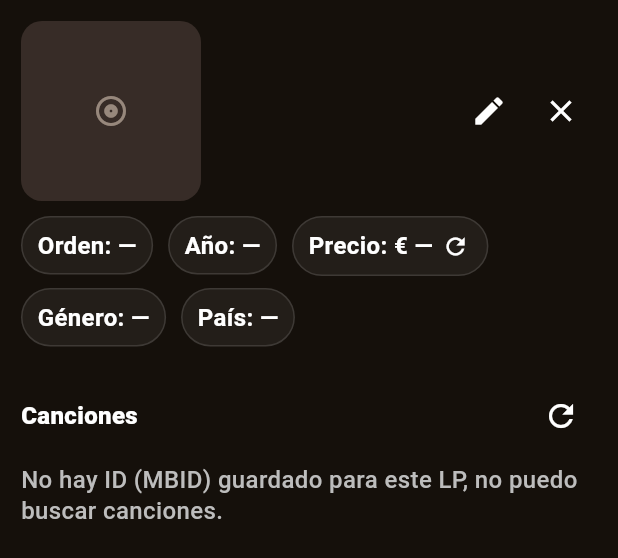
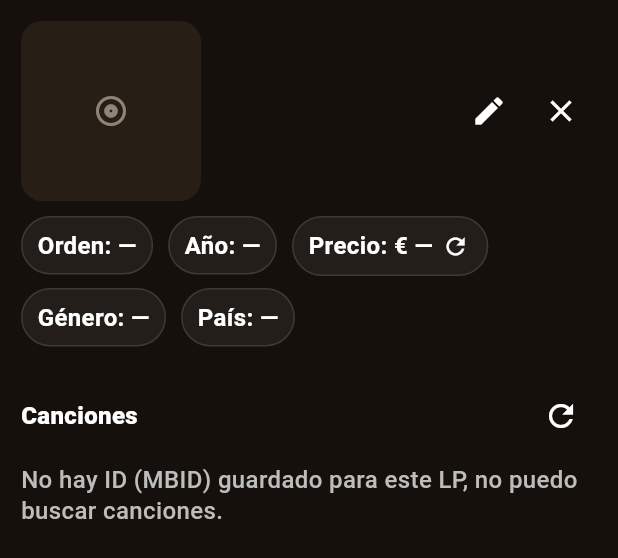
Before and after one commit to gabo543/appvinilos, a Flutter app: the VinylDetailSheet widget shown alone on an empty page, opened directly with empty values, on a phone screen of 412 x 824 dp. Shown: the top 558 px of the screen. Run offline on Flutter 3.47's test engine with Material 3 defaults, Android fonts, the phone set to English and light mode, and no system bars; our stand-ins replace cross_file, file_picker, image_picker, pdf, share_plus, shared_preferences and 1 more; missing offline and left inert: google_mlkit_text_recognition, mobile_scanner, record; accounts and stored records are empty; network calls fail.

Commit message:
Add files via upload

```diff
--- a/lib/ui/vinyl_detail_sheet.dart
+++ b/lib/ui/vinyl_detail_sheet.dart
@@ -404,7 +404,7 @@ class _VinylDetailSheetState extends State<VinylDetailSheet> {
               Container(
                 padding: const EdgeInsets.all(12),
                 decoration: BoxDecoration(
-                  color: dark ? Colors.white.withOpacity(0.06) : Colors.black.withOpacity(0.05),
+                  color: dark ? Colors.white.withValues(alpha: 0.06) : Colors.black.withValues(alpha: 0.05),
                   borderRadius: BorderRadius.circular(14),
                   border: Border.all(color: dark ? Colors.white12 : Colors.black12),
                 ),
@@ -456,7 +456,7 @@ class _VinylDetailSheetState extends State<VinylDetailSheet> {
     return Container(
       padding: const EdgeInsets.symmetric(horizontal: 10, vertical: 8),
       decoration: BoxDecoration(
-        color: dark ? Colors.white.withOpacity(0.06) : Colors.black.withOpacity(0.06),
+        color: dark ? Colors.white.withValues(alpha: 0.06) : Colors.black.withValues(alpha: 0.06),
         borderRadius: BorderRadius.circular(999),
         border: Border.all(color: dark ? Colors.white12 : Colors.black12),
       ),
@@ -474,7 +474,7 @@ class _VinylDetailSheetState extends State<VinylDetailSheet> {
     return Container(
       padding: const EdgeInsets.symmetric(horizontal: 10, vertical: 8),
       decoration: BoxDecoration(
-        color: dark ? Colors.white.withOpacity(0.06) : Colors.black.withOpacity(0.06),
+        color: dark ? Colors.white.withValues(alpha: 0.06) : Colors.black.withValues(alpha: 0.06),
         borderRadius: BorderRadius.circular(999),
         border: Border.all(color: dark ? Colors.white12 : Colors.black12),
       ),
--- a/lib/ui/widgets/app_cover_image.dart
+++ b/lib/ui/widgets/app_cover_image.dart
@@ -34,8 +34,8 @@ class AppCoverImage extends StatelessWidget {
       width: width,
       height: height,
       alignment: Alignment.center,
-      color: cs.surfaceVariant.withOpacity(0.55),
-      child: Icon(Icons.album_outlined, color: cs.onSurfaceVariant.withOpacity(0.65)),
+      color: cs.surfaceContainerHighest.withValues(alpha: 0.55),
+      child: Icon(Icons.album_outlined, color: cs.onSurfaceVariant.withValues(alpha: 0.65)),
     );
   }
 
```
Also changed, not shown: analysis_options.yaml (+6 -1 lines), codemagic.yaml (+7 -5 lines), lib/ui/wishlist_screen.dart (+14 -13 lines).
